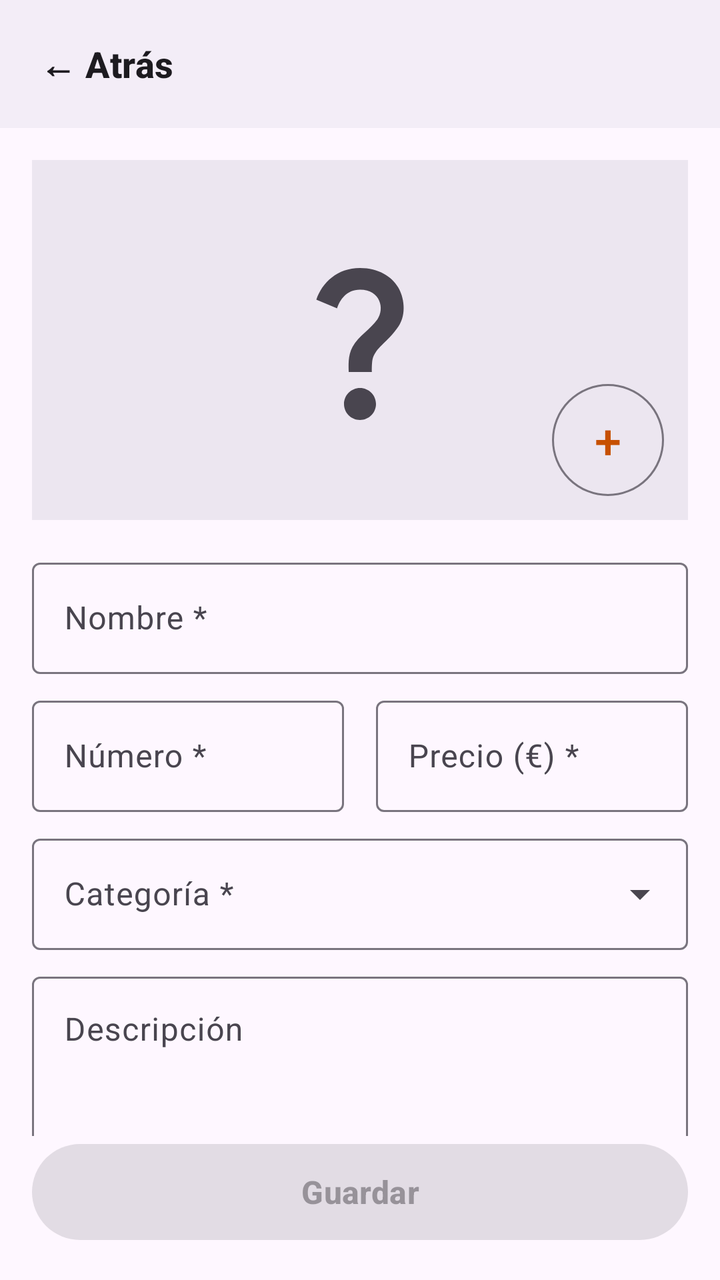
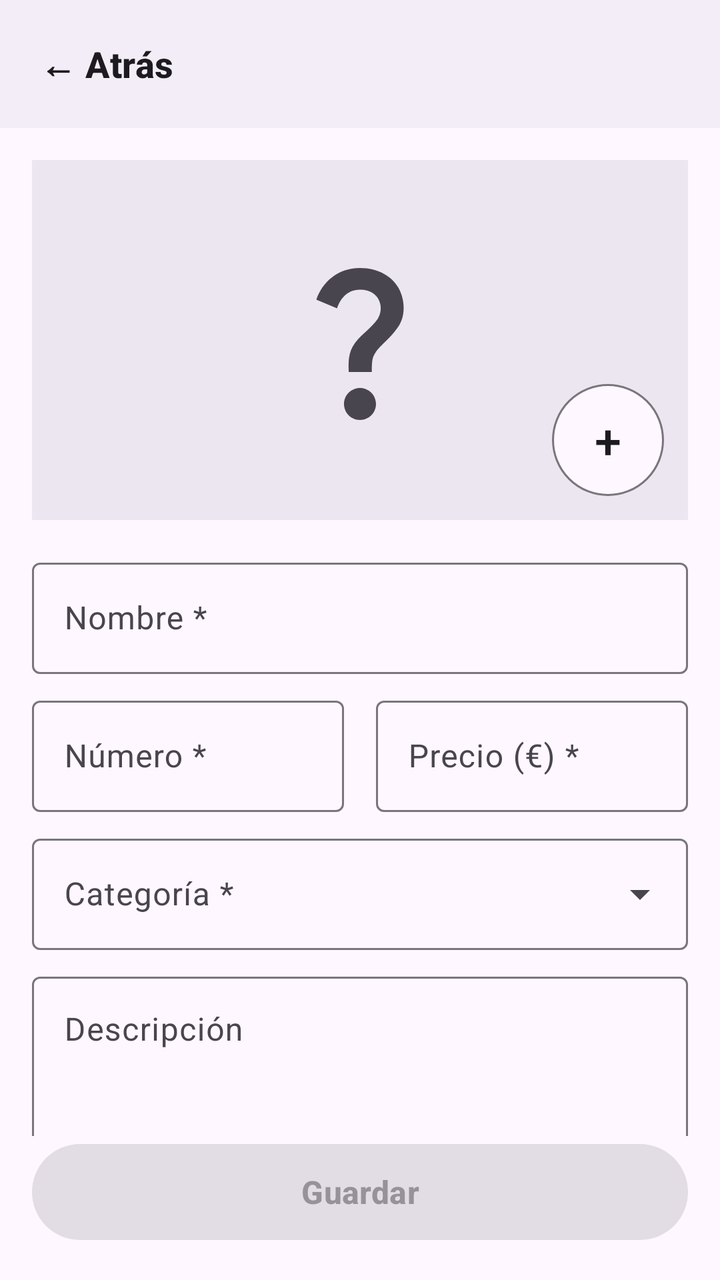

Two renders of the same Android screen: before a commit and after it. Below are the layout's source before the change and the commit's diff.
<!-- AndroidManifest.xml: application theme Theme.AKO -->
<!-- res/layout/activity_plato.xml -->
<?xml version="1.0" encoding="utf-8"?>
<androidx.constraintlayout.widget.ConstraintLayout xmlns:android="http://schemas.android.com/apk/res/android"
    xmlns:app="http://schemas.android.com/apk/res-auto"
    android:id="@+id/raiz"
    android:layout_width="match_parent"
    android:layout_height="match_parent">

    
    <androidx.constraintlayout.widget.ConstraintLayout
        android:id="@+id/barraSuperior"
        android:layout_width="0dp"
        android:layout_height="wrap_content"
        android:minHeight="64dp"
        android:background="?attr/colorSurfaceContainer"
        app:layout_constraintEnd_toEndOf="parent"
        app:layout_constraintStart_toStartOf="parent"
        app:layout_constraintTop_toTopOf="parent">

        <com.google.android.material.button.MaterialButton
            android:id="@+id/botonAtras"
            style="@style/Widget.Material3.Button.TextButton"
            android:layout_width="wrap_content"
            android:layout_height="wrap_content"
            android:layout_marginStart="8dp"
            android:text="@string/comun_atras"
            android:contentDescription="@string/comun_atras_cd"
            android:textColor="?attr/colorOnSurface"
            android:textSize="18sp"
            android:textStyle="bold"
            app:layout_constraintBottom_toBottomOf="parent"
            app:layout_constraintStart_toStartOf="parent"
            app:layout_constraintTop_toTopOf="parent" />

        <TextView
            android:id="@+id/textoTitulo"
            android:layout_width="0dp"
            android:layout_height="wrap_content"
            android:layout_marginEnd="16dp"
            android:ellipsize="end"
            android:gravity="center"
            android:maxLines="1"
            android:textColor="?attr/colorOnSurface"
            android:textSize="22sp"
            android:textStyle="bold"
            app:layout_constraintBottom_toBottomOf="parent"
            app:layout_constraintEnd_toEndOf="parent"
            app:layout_constraintStart_toEndOf="@id/botonAtras"
            app:layout_constraintTop_toTopOf="parent" />
    </androidx.constraintlayout.widget.ConstraintLayout>

    
    <androidx.core.widget.NestedScrollView
        android:id="@+id/scrollFormulario"
        android:layout_width="0dp"
        android:layout_height="0dp"
        app:layout_constraintBottom_toTopOf="@id/botonGuardar"
        app:layout_constraintEnd_toEndOf="parent"
        app:layout_constraintStart_toStartOf="parent"
        app:layout_constraintTop_toBottomOf="@id/barraSuperior">

        <LinearLayout
            android:layout_width="match_parent"
            android:layout_height="wrap_content"
            android:orientation="vertical"
            android:padding="16dp">

            
            <FrameLayout
                android:layout_width="match_parent"
                android:layout_height="180dp"
                android:background="?attr/colorSurfaceContainerHigh">

                <ImageView
                    android:id="@+id/imagenPlato"
                    android:layout_width="match_parent"
                    android:layout_height="match_parent"
                    android:contentDescription="@string/comun_sin_foto_cd"
                    android:scaleType="center"
                    android:src="@drawable/ic_sin_foto_grande" />

                <com.google.android.material.button.MaterialButton
                    android:id="@+id/botonElegirFoto"
                    style="@style/Widget.Material3.Button.OutlinedButton"
                    android:layout_width="56dp"
                    android:layout_height="56dp"
                    android:layout_gravity="bottom|end"
                    android:layout_margin="12dp"
                    android:contentDescription="@string/plato_elegir_foto_cd"
                    android:insetTop="0dp"
                    android:insetBottom="0dp"
                    android:padding="0dp"
                    android:text="@string/comun_mas"
                    android:textSize="24sp"
                    app:cornerRadius="28dp" />
            </FrameLayout>

            
            <com.google.android.material.textfield.TextInputLayout
                android:id="@+id/campoNombre"
                android:layout_width="match_parent"
                android:layout_height="wrap_content"
                android:layout_marginTop="16dp"
                android:hint="@string/plato_hint_nombre">

                <com.google.android.material.textfield.TextInputEditText
                    android:id="@+id/textoNombre"
                    android:layout_width="match_parent"
                    android:layout_height="wrap_content"
                    android:inputType="textCapSentences"
                    android:maxLines="1" />
            </com.google.android.material.textfield.TextInputLayout>

            
            <LinearLayout
                android:layout_width="match_parent"
                android:layout_height="wrap_content"
                android:layout_marginTop="8dp"
                android:orientation="horizontal">

                
                <com.google.android.material.textfield.TextInputLayout
                    android:id="@+id/campoNumero"
                    android:layout_width="0dp"
                    android:layout_height="wrap_content"
                    android:layout_marginEnd="8dp"
                    android:layout_weight="1"
                    android:hint="@string/plato_hint_numero">

                    <com.google.android.material.textfield.TextInputEditText
                        android:id="@+id/textoNumero"
                        android:layout_width="match_parent"
                        android:layout_height="wrap_content"
                        android:inputType="number"
                        android:maxLines="1" />
                </com.google.android.material.textfield.TextInputLayout>

                
                <com.google.android.material.textfield.TextInputLayout
                    android:id="@+id/campoPrecio"
                    android:layout_width="0dp"
                    android:layout_height="wrap_content"
                    android:layout_marginStart="8dp"
                    android:layout_weight="1"
                    android:hint="@string/plato_hint_precio">

                    <com.google.android.material.textfield.TextInputEditText
                        android:id="@+id/textoPrecio"
                        android:layout_width="match_parent"
                        android:layout_height="wrap_content"
                        android:digits="0123456789,."
                        android:inputType="numberDecimal"
                        android:maxLines="1" />
                </com.google.android.material.textfield.TextInputLayout>
            </LinearLayout>

            
            <com.google.android.material.textfield.TextInputLayout
                android:id="@+id/campoCategoria"
                style="@style/Widget.Material3.TextInputLayout.OutlinedBox.ExposedDropdownMenu"
                android:layout_width="match_parent"
                android:layout_height="wrap_content"
                android:layout_marginTop="8dp"
                android:hint="@string/plato_hint_categoria"
                android:theme="@style/ThemeOverlay.AKO.CampoTexto">

                <com.google.android.material.textfield.MaterialAutoCompleteTextView
                    android:id="@+id/textoCategoria"
                    android:layout_width="match_parent"
                    android:layout_height="wrap_content"
                    android:inputType="none"
                    android:saveEnabled="false" />
            </com.google.android.material.textfield.TextInputLayout>

            
            <com.google.android.material.textfield.TextInputLayout
                android:id="@+id/campoDescripcion"
                android:layout_width="match_parent"
                android:layout_height="wrap_content"
                android:layout_marginTop="8dp"
                android:hint="@string/plato_hint_descripcion">

                <com.google.android.material.textfield.TextInputEditText
                    android:id="@+id/textoDescripcion"
                    android:layout_width="match_parent"
                    android:layout_height="wrap_content"
                    android:gravity="top"
                    android:inputType="textCapSentences|textMultiLine"
                    android:minLines="3" />
            </com.google.android.material.textfield.TextInputLayout>

            
            <TextView
                android:layout_width="wrap_content"
                android:layout_height="wrap_content"
                android:layout_marginTop="24dp"
                android:text="@string/plato_seccion_alergenos"
                android:textAllCaps="true"
                android:textColor="?attr/colorOnSurfaceVariant"
                android:textSize="14sp"
                android:textStyle="bold" />

            <com.google.android.material.divider.MaterialDivider
                android:layout_width="match_parent"
                android:layout_height="wrap_content"
                android:layout_marginTop="8dp" />

            <GridLayout
                android:id="@+id/rejillaAlergenos"
                android:layout_width="match_parent"
                android:layout_height="wrap_content"
                android:columnCount="2" />

            <com.google.android.material.divider.MaterialDivider
                android:layout_width="match_parent"
                android:layout_height="wrap_content"
                android:layout_marginTop="8dp" />

            
            <com.google.android.material.materialswitch.MaterialSwitch
                android:id="@+id/interruptorEnLaCarta"
                android:layout_width="match_parent"
                android:layout_height="wrap_content"
                android:layout_marginTop="8dp"
                android:checked="true"
                android:minHeight="48dp"
                android:text="@string/plato_en_la_carta"
                android:textSize="16sp" />
        </LinearLayout>
    </androidx.core.widget.NestedScrollView>

    
    <com.google.android.material.button.MaterialButton
        android:id="@+id/botonGuardar"
        style="@style/Widget.Material3.Button"
        android:layout_width="0dp"
        android:layout_height="56dp"
        android:layout_margin="16dp"
        android:enabled="false"
        android:text="@string/comun_guardar"
        android:textSize="16sp"
        android:textStyle="bold"
        app:layout_constraintBottom_toBottomOf="parent"
        app:layout_constraintEnd_toEndOf="parent"
        app:layout_constraintStart_toStartOf="parent" />
</androidx.constraintlayout.widget.ConstraintLayout>
<!-- resources referenced by this layout -->
<resources>
  <!-- drawable ic_sin_foto_grande (drawable) -->
  <?xml version="1.0" encoding="utf-8"?>
  <vector xmlns:android="http://schemas.android.com/apk/res/android"
      android:width="96dp"
      android:height="96dp"
      android:tint="?attr/colorOnSurfaceVariant"
      android:viewportWidth="24"
      android:viewportHeight="24">
  
      <path
          android:fillColor="@android:color/white"
          android:pathData="M11.07,12.85c0.77,-1.39 2.25,-2.21 3.11,-3.44c0.91,-1.29 0.4,-3.7 -2.18,-3.7c-1.69,0 -2.52,1.28 -2.87,2.34L6.54,6.96C7.25,4.83 9.18,3 11.99,3c2.35,0 3.96,1.07 4.78,2.41c0.7,1.15 1.11,3.3 0.03,4.9c-1.2,1.77 -2.35,2.31 -2.97,3.45c-0.25,0.46 -0.35,0.76 -0.35,2.24h-2.89C10.58,15.22 10.46,13.95 11.07,12.85zM14,20c0,1.1 -0.9,2 -2,2s-2,-0.9 -2,-2c0,-1.1 0.9,-2 2,-2S14,18.9 14,20z" />
  </vector>
  <string name="comun_atras">← Atrás</string>
  <string name="comun_atras_cd">Atrás</string>
  <string name="comun_guardar">Guardar</string>
  <string name="comun_mas">+</string>
  <string name="comun_sin_foto_cd">Sin foto</string>
  <string name="plato_elegir_foto_cd">Elegir foto</string>
  <string name="plato_en_la_carta">En la carta</string>
  <string name="plato_hint_categoria">Categoría *</string>
  <string name="plato_hint_descripcion">Descripción</string>
  <string name="plato_hint_nombre">Nombre *</string>
  <string name="plato_hint_numero">Número *</string>
  <string name="plato_hint_precio">Precio (€) *</string>
  <string name="plato_seccion_alergenos">ALÉRGENOS</string>
  <style name="ThemeOverlay.AKO.CampoTexto" parent="ThemeOverlay.Material3.TextInputEditText.OutlinedBox">
          <item name="colorPrimary">?attr/colorOnSurface</item>
      </style>
  <style name="Theme.AKO" parent="Base.Theme.AKO" />
  <style name="Base.Theme.AKO" parent="Theme.Material3.DayNight.NoActionBar">
          
          <item name="colorPrimary">@color/acento</item>
          
          <item name="colorOnPrimary">@color/white</item>
          
          <item name="materialAlertDialogTheme">@style/ThemeOverlay.AKO.Dialogo</item>
          
          <item name="textInputStyle">@style/Widget.AKO.CampoTexto</item>
      </style>
  <color name="acento">#FFC75000</color>
  <color name="white">#FFFFFFFF</color>
  <style name="ThemeOverlay.AKO.Dialogo" parent="ThemeOverlay.Material3.MaterialAlertDialog">
          <item name="colorPrimary">?attr/colorOnSurface</item>
      </style>
  <style name="Widget.AKO.CampoTexto" parent="Widget.Material3.TextInputLayout.OutlinedBox">
          <item name="materialThemeOverlay">@style/ThemeOverlay.AKO.CampoTexto</item>
      </style>
</resources>

<!-- the commit's change to res/layout/activity_plato.xml (unified diff, before → after) -->
@@ -90,7 +90,9 @@
                     android:insetBottom="0dp"
                     android:padding="0dp"
                     android:text="@string/comun_mas"
+                    android:textColor="?attr/colorOnSurface"
                     android:textSize="24sp"
+                    app:backgroundTint="?attr/colorSurface"
                     app:cornerRadius="28dp" />
             </FrameLayout>
 
